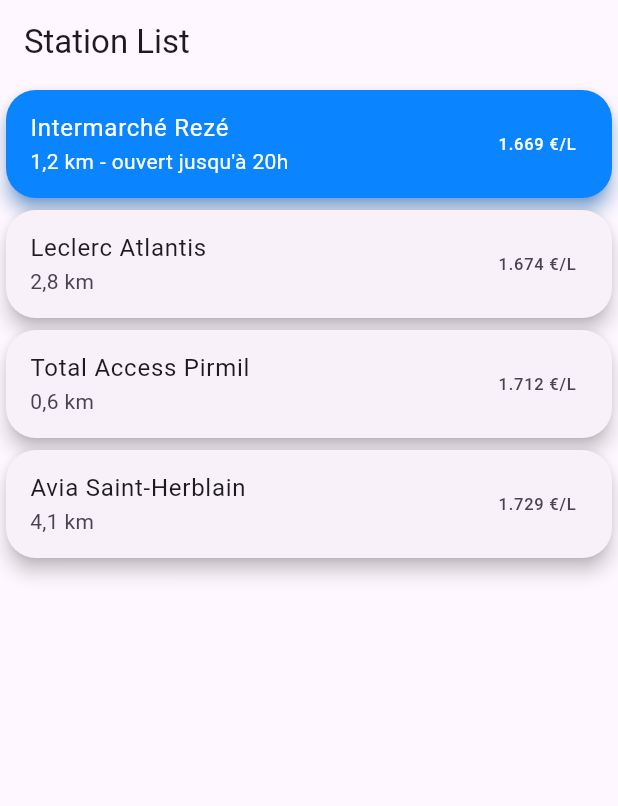
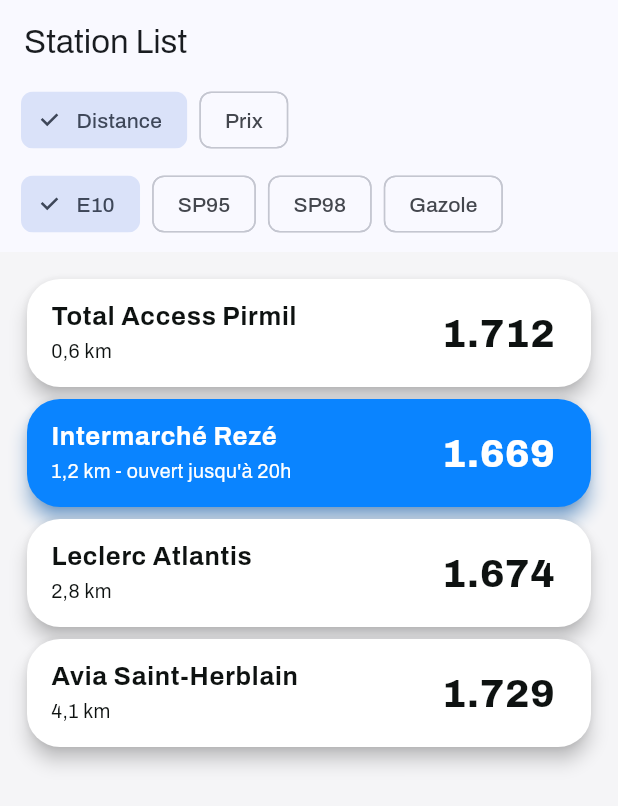
Before and after one commit to tguillain/EcoFuel, a Flutter app: the screen it shows after launch, on a phone screen of 412 x 824 dp. Shown: the top 806 px of the screen. Run offline on Flutter 3.47's test engine with Material 3 defaults, Android fonts, the light colour scheme and no system bars; our stand-ins replace google_fonts.

Commit message:
polish du code et ajout des boutons de filtres

```diff
--- /dev/null
+++ b/lib/gas_station_list/enum/fuel_type.dart
@@ -0,0 +1,10 @@
+enum FuelType {
+  e10('E10'),
+  sp95('SP95'),
+  sp98('SP98'),
+  diesel('Gazole');
+
+  const FuelType(this.label);
+
+  final String label;
+}
--- /dev/null
+++ b/lib/gas_station_list/enum/gas_station_sort_criterion.dart
@@ -0,0 +1,19 @@
+import 'package:ecofuel/gas_station_list/model/gas_station.dart';
+
+enum GasStationSortCriterion {
+  distance('Distance'),
+  price('Prix');
+
+  const GasStationSortCriterion(this.label);
+
+  final String label;
+
+  Comparator<GasStation> get comparator => switch (this) {
+    GasStationSortCriterion.distance => (a, b) => a.distanceInKm.compareTo(
+      b.distanceInKm,
+    ),
+    GasStationSortCriterion.price => (a, b) => a.priceInEuros.compareTo(
+      b.priceInEuros,
+    ),
+  };
+}
--- a/lib/gas_station_list/gas_station_list.dart
+++ b/lib/gas_station_list/gas_station_list.dart
@@ -1,9 +1,12 @@
+import 'package:ecofuel/gas_station_list/enum/fuel_type.dart';
+import 'package:ecofuel/gas_station_list/enum/gas_station_sort_criterion.dart';
 import 'package:ecofuel/gas_station_list/model/gas_station.dart';
 import 'package:ecofuel/gas_station_list/widget/gas_station_card.dart';
+import 'package:ecofuel/gas_station_list/widget/gas_station_filter_bar.dart';
 import 'package:flutter/material.dart';
 
-class GasStationListView extends StatelessWidget {
-  const GasStationListView({
+class GasStationList extends StatefulWidget {
+  const GasStationList({
     super.key,
     required this.stations,
     this.highlightedStationId,
@@ -13,16 +16,60 @@
   final String? highlightedStationId;
 
   @override
+  State<GasStationList> createState() => _GasStationListState();
+}
+
+class _GasStationListState extends State<GasStationList> {
+  FuelType _selectedFuel = FuelType.e10;
+  GasStationSortCriterion _sortCriterion = GasStationSortCriterion.distance;
+  late List<GasStation> _sortedStations;
+
+  @override
+  void initState() {
+    super.initState();
+    _sortedStations = _sorted();
+  }
+
+  List<GasStation> _sorted() {
+    final stations = [...widget.stations];
+    stations.sort(_sortCriterion.comparator);
+
+    return stations;
+  }
+
+  void _onSortChanged(GasStationSortCriterion criterion) {
+    setState(() {
+      _sortCriterion = criterion;
+      _sortedStations = _sorted();
+    });
+  }
+
+  void _onFuelChanged(FuelType fuel) {
+    setState(() {
+      _selectedFuel = fuel;
+    });
+  }
+
+  @override
   Widget build(BuildContext context) {
     return Scaffold(
-      appBar: AppBar(title: const Text('Station List')),
+      appBar: AppBar(
+        title: const Text('Station List'),
+        bottom: GasStationFilterBar(
+          sortCriterion: _sortCriterion,
+          selectedFuel: _selectedFuel,
+          onSortChanged: _onSortChanged,
+          onFuelChanged: _onFuelChanged,
+        ),
+      ),
       body: ListView.builder(
-        itemCount: stations.length,
+        padding: const EdgeInsets.all(14),
+        itemCount: _sortedStations.length,
         itemBuilder: (context, index) {
-          final station = stations[index];
+          final station = _sortedStations[index];
           final key = ValueKey(station.id);
 
-          if (station.id == highlightedStationId) {
+          if (station.id == widget.highlightedStationId) {
             return GasStationCard.highlighted(station, key: key);
           } else {
             return GasStationCard.standard(station, key: key);
--- a/lib/gas_station_list/widget/gas_station_card.dart
+++ b/lib/gas_station_list/widget/gas_station_card.dart
@@ -51,20 +51,31 @@
 
   @override
   Widget build(BuildContext context) {
-    final colors = Theme.of(context).colorScheme;
-
     return Card(
       elevation: 5,
-      color: isHighlighted ? Color.fromRGBO(10, 132, 255, 1) : null,
+      color: isHighlighted
+          ? Color.fromRGBO(10, 132, 255, 1)
+          : Color.fromRGBO(255, 255, 255, 1),
       shadowColor: isHighlighted ? Color.fromRGBO(10, 132, 255, 1) : null,
       shape: const RoundedRectangleBorder(
-        borderRadius: BorderRadius.all(Radius.circular(20)),
+        borderRadius: BorderRadius.all(Radius.circular(22)),
       ),
       child: ListTile(
-        textColor: isHighlighted ? colors.onPrimary : null,
-        title: Text(station.name),
-        subtitle: Text(_subtitle),
-        trailing: Text('${station.priceInEuros} €/L'),
+        textColor: isHighlighted
+            ? Color.fromRGBO(255, 255, 255, 1)
+            : Color.fromRGBO(14, 18, 17, 1),
+        title: Text(
+          station.name,
+          style: const TextStyle(fontWeight: FontWeight.w700, fontSize: 17),
+        ),
+        subtitle: Text(
+          _subtitle,
+          style: const TextStyle(fontWeight: FontWeight.w400, fontSize: 13),
+        ),
+        trailing: Text(
+          '${station.priceInEuros}',
+          style: const TextStyle(fontWeight: FontWeight.w800, fontSize: 26),
+        ),
         onTap: onTap,
       ),
     );
--- /dev/null
+++ b/lib/gas_station_list/widget/gas_station_filter_bar.dart
@@ -0,0 +1,83 @@
+import 'package:ecofuel/gas_station_list/enum/fuel_type.dart';
+import 'package:ecofuel/gas_station_list/enum/gas_station_sort_criterion.dart';
+import 'package:flutter/material.dart';
+
+class GasStationFilterBar extends StatelessWidget
+    implements PreferredSizeWidget {
+  const GasStationFilterBar({
+    super.key,
+    required this.sortCriterion,
+    required this.selectedFuel,
+    required this.onSortChanged,
+    required this.onFuelChanged,
+  });
+
+  static const double _rowHeight = 48;
+  static const double _gap = 8;
+
+  final GasStationSortCriterion sortCriterion;
+  final FuelType selectedFuel;
+  final ValueChanged<GasStationSortCriterion> onSortChanged;
+  final ValueChanged<FuelType> onFuelChanged;
+
+  @override
+  Size get preferredSize => const Size.fromHeight(_rowHeight * 2 + _gap * 2);
+
+  @override
+  Widget build(BuildContext context) {
+    return Padding(
+      padding: const EdgeInsets.fromLTRB(14, 0, 14, _gap),
+      child: Column(
+        mainAxisSize: MainAxisSize.min,
+        spacing: _gap,
+        children: [
+          _FilterRow(
+            children: GasStationSortCriterion.values
+                .map(
+                  (criterion) => ChoiceChip(
+                    label: Text(criterion.label),
+                    selected: criterion == sortCriterion,
+                    onSelected: (_) => onSortChanged(criterion),
+                  ),
+                )
+                .toList(),
+          ),
+          _FilterRow(
+            children: FuelType.values
+                .map(
+                  (fuel) => ChoiceChip(
+                    label: Text(fuel.label),
+                    selected: fuel == selectedFuel,
+                    onSelected: (isSelected) {
+                      if (isSelected) {
+                        onFuelChanged(fuel);
+                      }
+                    },
+                  ),
+                )
+                .toList(),
+          ),
+        ],
+      ),
+    );
+  }
+}
+
+class _FilterRow extends StatelessWidget {
+  const _FilterRow({required this.children});
+
+  final List<Widget> children;
+
+  @override
+  Widget build(BuildContext context) {
+    return SizedBox(
+      height: GasStationFilterBar._rowHeight,
+      child: ListView.separated(
+        scrollDirection: Axis.horizontal,
+        itemCount: children.length,
+        separatorBuilder: (context, index) => const SizedBox(width: 8),
+        itemBuilder: (context, index) => children[index],
+      ),
+    );
+  }
+}
--- a/lib/home/home_page.dart
+++ b/lib/home/home_page.dart
@@ -39,7 +39,7 @@
   @override
   Widget build(BuildContext context) {
     return const Scaffold(
-      body: GasStationListView(
+      body: GasStationList(
         stations: stations,
         highlightedStationId: 'intermarche-reze',
       ),
--- a/lib/main.dart
+++ b/lib/main.dart
@@ -1,4 +1,5 @@
 import 'package:ecofuel/home/home_page.dart';
+import 'package:ecofuel/theme/app_theme.dart';
 import 'package:flutter/material.dart';
 
 void main() {
@@ -12,9 +13,7 @@
   Widget build(BuildContext context) {
     return MaterialApp(
       title: 'Flutter Demo',
-      theme: ThemeData(
-        colorScheme: ColorScheme.fromSeed(seedColor: Colors.deepPurple),
-      ),
+      theme: AppTheme.light,
       home: const HomePage(),
     );
   }
--- /dev/null
+++ b/lib/theme/app_colors.dart
@@ -0,0 +1,6 @@
+import 'package:flutter/material.dart';
+
+abstract final class AppColors {
+  static const Color primary = Color.fromRGBO(10, 132, 255, 1);
+  static const Color background = Color.fromRGBO(245, 245, 247, 1);
+}
--- /dev/null
+++ b/lib/theme/app_theme.dart
@@ -0,0 +1,12 @@
+import 'package:flutter/material.dart';
+import 'package:google_fonts/google_fonts.dart';
+
+import 'app_colors.dart';
+
+abstract final class AppTheme {
+  static ThemeData get light => ThemeData(
+    colorScheme: ColorScheme.fromSeed(seedColor: AppColors.primary),
+    scaffoldBackgroundColor: AppColors.background,
+    fontFamily: GoogleFonts.archivo().fontFamily,
+  );
+}
--- a/pubspec.yaml
+++ b/pubspec.yaml
@@ -35,6 +35,7 @@
   # Use with the CupertinoIcons class for iOS style icons.
   cupertino_icons: ^1.0.8
   intl: ^0.20.3
+  google_fonts: ^8.2.1
 
 dev_dependencies:
   flutter_test:
```
Also changed, not shown: pubspec.lock.
